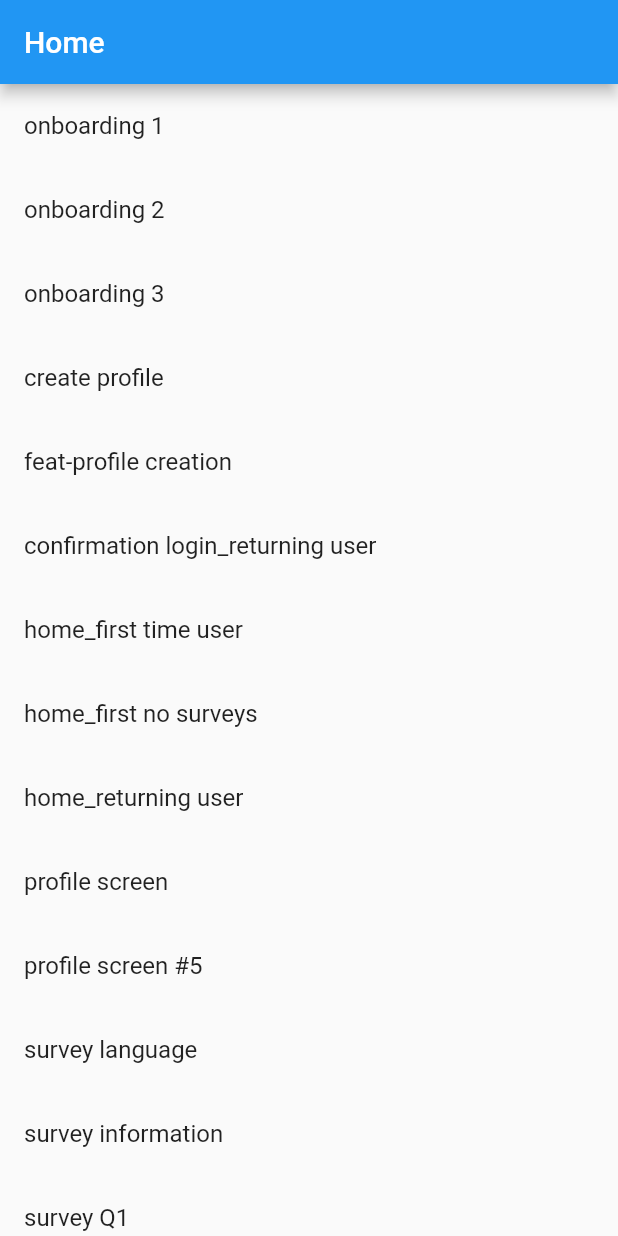
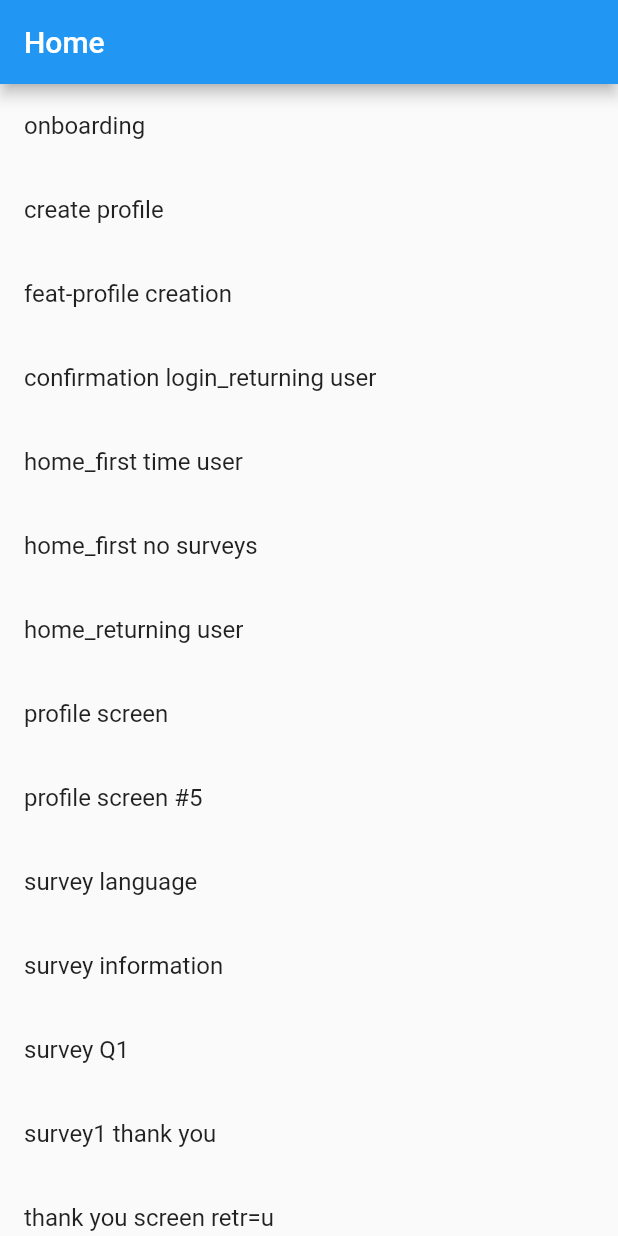
Before and after one commit to slavefreetrade/libertas_people, a Flutter app: the screen it shows after launch, on a phone screen of 412 x 824 dp. Run offline on Flutter 3.47's test engine with Material 2 defaults, Android fonts, the phone set to English and light mode, and no system bars.

Commit message:
edited onboarding list tiles

```diff
--- a/lib/pages/ui_development_page.dart
+++ b/lib/pages/ui_development_page.dart
@@ -15,21 +15,9 @@
         body: ListView(
           children: <Widget>[
             ListTile(
-              title: Text("onboarding 1"),
+              title: Text("onboarding"),
               onTap: () {
                 print("nav to onboarding 1 page");
-              },
-            ),
-            ListTile(
-              title: Text("onboarding 2"),
-              onTap: () {
-                print("nav to onboarding 2 page");
-              },
-            ),
-            ListTile(
-              title: Text("onboarding 3"),
-              onTap: () {
-                print("nav to onboarding 3 page");
               },
             ),
             ListTile(
```
